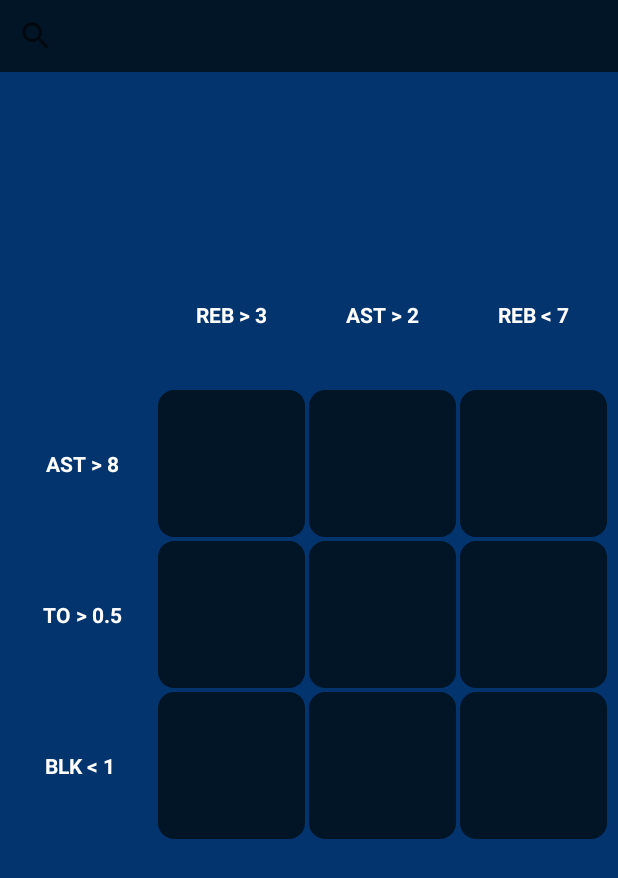
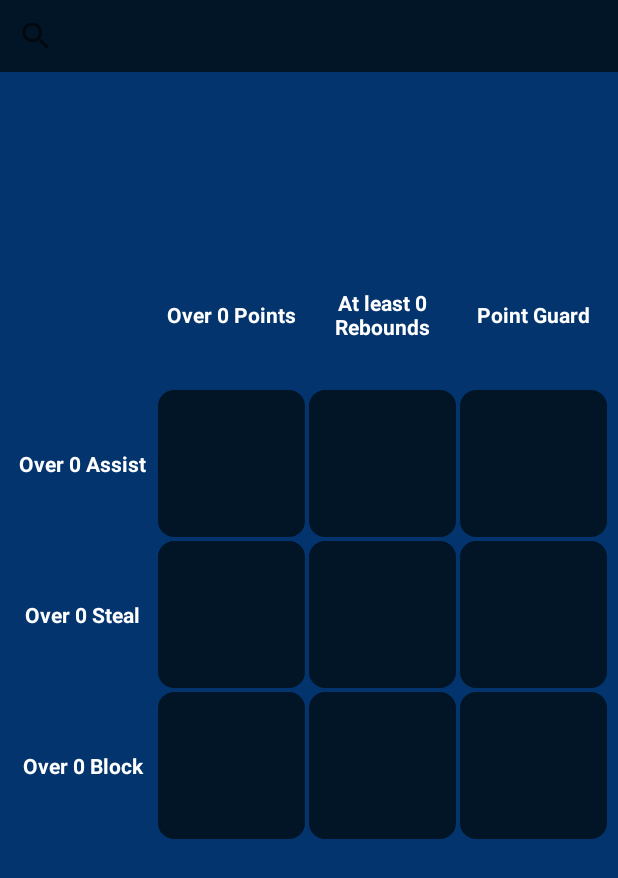
Before and after one commit to rkoum/Grid, an Android app: the screen it shows after launch (MainActivity), on a phone screen of 412 x 824 dp. Shown: the top 878 px of the screen. Run offline under Robolectric (Android 15) with nearby library versions, the phone set to English and light mode, and no system bars.

Commit message:
Gp update

```diff
--- a/app/src/main/java/com/example/grid/MainActivity.kt
+++ b/app/src/main/java/com/example/grid/MainActivity.kt
@@ -35,6 +35,7 @@ class MainActivity : AppCompatActivity() {
     private lateinit var imageButton7: ImageButton
     private lateinit var imageButton8: ImageButton
     private lateinit var imageButton9: ImageButton
+    private lateinit var replayButton: ImageButton
 
     private lateinit var conditionTextView1: TextView
     private lateinit var conditionTextView2: TextView
@@ -46,12 +47,12 @@ class MainActivity : AppCompatActivity() {
     private val foundPlayers: MutableList<String> = mutableListOf()
 
     // Define initial conditions
-    private var condition1 = "REB > 3"
-    private var condition2 = "AST > 2"
-    private var condition3 = "REB < 7"
-    private var conditionA = "AST > 8"
-    private var conditionB = "TO > 0.5"
-    private var conditionC = "BLK < 1 "
+    private var condition1 = "PTS > 0"
+    private var condition2 = "REB >= 0"
+    private var condition3 = "POS = 'PG'"
+    private var conditionA = "AST > 0"
+    private var conditionB = "STL > 0"       //"\"TO\" >= 2"
+    private var conditionC = "BLK > 0"
     private var queries: List<String> = listOf(
         "SELECT * FROM Players WHERE NAME = ? AND ${condition1} AND ${conditionA} ",
         "SELECT * FROM Players WHERE NAME = ? AND ${condition2} AND ${conditionA} ",
@@ -62,6 +63,17 @@ class MainActivity : AppCompatActivity() {
         "SELECT * FROM Players WHERE NAME = ? AND ${condition1} AND ${conditionC} ",
         "SELECT * FROM Players WHERE NAME = ? AND ${condition2} AND ${conditionC} ",
         "SELECT * FROM Players WHERE NAME = ? AND ${condition3} AND ${conditionC} "
+    )
+
+    val conditionMap: Map<String, String> = mapOf(
+        "PTS > 0" to "Over 0 Points",
+        "REB >= 0" to "At least 0 Rebounds",
+        "\"TO\" >= 0" to "At least 0 TO",
+        "BLK > 0" to "Over 0 Block",
+        "POS = 'PG'" to "Point Guard",
+        "STL > 0" to "Over 0 Steal",
+        "AST > 0" to "Over 0 Assist"
+
     )
 
     private var currentPage = 0
@@ -77,7 +89,8 @@ class MainActivity : AppCompatActivity() {
         suggestionsListView = findViewById(R.id.suggestionsListView)
         searchView.setBackgroundColor(Color.parseColor("#021526"))
 
-        val searchTextView = searchView.findViewById<TextView>(androidx.appcompat.R.id.search_src_text)
+        val searchTextView =
+            searchView.findViewById<TextView>(androidx.appcompat.R.id.search_src_text)
         searchTextView.setTextColor(Color.WHITE) // Set your desired text color
 
         imageButton1 = findViewById(R.id.imageButton1)
@@ -89,6 +102,7 @@ class MainActivity : AppCompatActivity() {
         imageButton7 = findViewById(R.id.imageButton7)
         imageButton8 = findViewById(R.id.imageButton8)
         imageButton9 = findViewById(R.id.imageButton9)
+        replayButton = findViewById(R.id.replayButton)
 
         // Find TextViews by their ID
         conditionTextView1 = findViewById(R.id.conditionTextView1)
@@ -98,17 +112,18 @@ class MainActivity : AppCompatActivity() {
         conditionTextViewB = findViewById(R.id.conditionTextViewB)
         conditionTextViewC = findViewById(R.id.conditionTextViewC)
 
+
         // Update TextViews with current conditions
         updateConditionTextViews()
     }
 
     private fun updateConditionTextViews() {
-        conditionTextView1.text = condition1
-        conditionTextView2.text = condition2
-        conditionTextView3.text = condition3
-        conditionTextViewA.text = conditionA
-        conditionTextViewB.text = conditionB
-        conditionTextViewC.text = conditionC
+        conditionTextView1.text = conditionMap[condition1] ?: "Unknown condition"
+        conditionTextView2.text = conditionMap[condition2] ?: "Unknown condition"
+        conditionTextView3.text = conditionMap[condition3] ?: "Unknown condition"
+        conditionTextViewA.text = conditionMap[conditionA] ?: "Unknown condition"
+        conditionTextViewB.text = conditionMap[conditionB] ?: "Unknown condition"
+        conditionTextViewC.text = conditionMap[conditionC] ?: "Unknown condition"
 
 
         adapter = PlayerCursorAdapter(this, null)
@@ -260,6 +275,44 @@ class MainActivity : AppCompatActivity() {
                         .into(imageButton)
                     searchView.setQuery("", false)
                     searchView.clearFocus()
+                    if (foundPlayers.size == 9) {
+                        Toast.makeText(this, "YOU WON", Toast.LENGTH_SHORT).show()
+                        imageButton1.isEnabled = false
+                        imageButton2.isEnabled = false
+                        imageButton3.isEnabled = false
+                        imageButton4.isEnabled = false
+                        imageButton5.isEnabled = false
+                        imageButton6.isEnabled = false
+                        imageButton7.isEnabled = false
+                        imageButton8.isEnabled = false
+                        imageButton9.isEnabled = false
+                        replayButton.visibility = ImageButton.VISIBLE
+                        replayButton.isEnabled = true
+
+                        replayButton.setOnClickListener {
+                            foundPlayers.clear()
+                            imageButton1.isEnabled = true
+                            imageButton2.isEnabled = true
+                            imageButton3.isEnabled = true
+                            imageButton4.isEnabled = true
+                            imageButton5.isEnabled = true
+                            imageButton6.isEnabled = true
+                            imageButton7.isEnabled = true
+                            imageButton8.isEnabled = true
+                            imageButton9.isEnabled = true
+                            Glide.with(this).clear(imageButton1)
+                            Glide.with(this).clear(imageButton2)
+                            Glide.with(this).clear(imageButton3)
+                            Glide.with(this).clear(imageButton4)
+                            Glide.with(this).clear(imageButton5)
+                            Glide.with(this).clear(imageButton6)
+                            Glide.with(this).clear(imageButton7)
+                            Glide.with(this).clear(imageButton8)
+                            Glide.with(this).clear(imageButton9)
+                            replayButton.visibility = ImageButton.INVISIBLE
+                            replayButton.isEnabled = false
+                        }
+                    }
                 } else {
                     searchView.setQuery("", false)
                     searchView.clearFocus()
--- a/app/src/main/res/layout/activity_main.xml
+++ b/app/src/main/res/layout/activity_main.xml
@@ -34,11 +34,11 @@
         android:alignmentMode="alignMargins"
         android:columnCount="4"
         android:rowCount="4"
-        app:layout_constraintTop_toBottomOf="@id/searchView"
         app:layout_constraintBottom_toBottomOf="parent"
-        app:layout_constraintStart_toStartOf="parent"
         app:layout_constraintEnd_toEndOf="parent"
         app:layout_constraintHorizontal_bias="0.5"
+        app:layout_constraintStart_toStartOf="parent"
+        app:layout_constraintTop_toBottomOf="@id/searchView"
         app:layout_constraintVertical_bias="0.3">
 
         <!-- First Row -->
@@ -51,14 +51,14 @@
             android:layout_rowWeight="1"
             android:layout_column="1"
             android:layout_columnWeight="1"
+            android:layout_margin="1dp"
+            android:background="@drawable/button_outline"
+            android:backgroundTint="#021526"
             android:contentDescription="@string/button1"
-            android:scaleType="fitCenter"
-            android:backgroundTint="#021526"
+
             android:padding="10dp"
 
-            android:layout_margin="1dp"
-
-            android:background="@drawable/button_outline"/>
+            android:scaleType="fitCenter" />
 
         <ImageButton
             android:id="@+id/imageButton2"
@@ -68,14 +68,14 @@
             android:layout_rowWeight="1"
             android:layout_column="2"
             android:layout_columnWeight="1"
+            android:layout_margin="1dp"
+            android:background="@drawable/button_outline"
+            android:backgroundTint="#021526"
             android:contentDescription="@string/button2"
-            android:scaleType="fitCenter"
-            android:backgroundTint="#021526"
+
             android:padding="10dp"
 
-            android:layout_margin="1dp"
-
-            android:background="@drawable/button_outline"/>
+            android:scaleType="fitCenter" />
 
         <ImageButton
             android:id="@+id/imageButton3"
@@ -85,14 +85,14 @@
             android:layout_rowWeight="1"
             android:layout_column="3"
             android:layout_columnWeight="1"
+            android:layout_margin="1dp"
+            android:background="@drawable/button_outline"
+            android:backgroundTint="#021526"
             android:contentDescription="@string/button3"
-            android:scaleType="fitCenter"
-            android:backgroundTint="#021526"
+
             android:padding="10dp"
 
-            android:layout_margin="1dp"
-
-            android:background="@drawable/button_outline"/>
+            android:scaleType="fitCenter" />
 
         <!-- Second Row -->
 
@@ -104,14 +104,14 @@
             android:layout_rowWeight="1"
             android:layout_column="1"
             android:layout_columnWeight="1"
+            android:layout_margin="1dp"
+            android:background="@drawable/button_outline"
+            android:backgroundTint="#021526"
             android:contentDescription="@string/button4"
-            android:scaleType="fitCenter"
-            android:backgroundTint="#021526"
+
             android:padding="10dp"
 
-            android:layout_margin="1dp"
-
-            android:background="@drawable/button_outline"/>
+            android:scaleType="fitCenter" />
 
         <ImageButton
             android:id="@+id/imageButton5"
@@ -121,14 +121,14 @@
             android:layout_rowWeight="1"
             android:layout_column="2"
             android:layout_columnWeight="1"
+            android:layout_margin="1dp"
+            android:background="@drawable/button_outline"
+            android:backgroundTint="#021526"
             android:contentDescription="@string/button5"
-            android:scaleType="fitCenter"
-            android:backgroundTint="#021526"
+
             android:padding="10dp"
 
-            android:layout_margin="1dp"
-
-            android:background="@drawable/button_outline"/>
+            android:scaleType="fitCenter" />
 
         <ImageButton
             android:id="@+id/imageButton6"
@@ -138,14 +138,14 @@
             android:layout_rowWeight="1"
             android:layout_column="3"
             android:layout_columnWeight="1"
+            android:layout_margin="1dp"
+            android:background="@drawable/button_outline"
+            android:backgroundTint="#021526"
             android:contentDescription="@string/button6"
-            android:scaleType="fitCenter"
-            android:backgroundTint="#021526"
+
             android:padding="10dp"
 
-            android:layout_margin="1dp"
-
-            android:background="@drawable/button_outline"/>
+            android:scaleType="fitCenter" />
 
         <!-- Third Row -->
 
@@ -157,14 +157,14 @@
             android:layout_rowWeight="1"
             android:layout_column="1"
             android:layout_columnWeight="1"
+            android:layout_margin="1dp"
+            android:background="@drawable/button_outline"
+            android:backgroundTint="#021526"
             android:contentDescription="@string/button7"
-            android:scaleType="fitCenter"
-            android:backgroundTint="#021526"
+
             android:padding="10dp"
 
-            android:layout_margin="1dp"
-
-            android:background="@drawable/button_outline"/>
+            android:scaleType="fitCenter" />
 
         <ImageButton
             android:id="@+id/imageButton8"
@@ -174,14 +174,14 @@
             android:layout_rowWeight="1"
             android:layout_column="2"
             android:layout_columnWeight="1"
+            android:layout_margin="1dp"
+            android:background="@drawable/button_outline"
+            android:backgroundTint="#021526"
             android:contentDescription="@string/button8"
-            android:scaleType="fitCenter"
-            android:backgroundTint="#021526"
+
             android:padding="10dp"
 
-            android:layout_margin="1dp"
-
-            android:background="@drawable/button_outline"/>
+            android:scaleType="fitCenter" />
 
         <ImageButton
             android:id="@+id/imageButton9"
@@ -191,14 +191,14 @@
             android:layout_rowWeight="1"
             android:layout_column="3"
             android:layout_columnWeight="1"
+            android:layout_margin="1dp"
+            android:background="@drawable/button_outline"
+            android:backgroundTint="#021526"
             android:contentDescription="@string/button9"
-            android:scaleType="fitCenter"
-            android:backgroundTint="#021526"
+
             android:padding="10dp"
 
-            android:layout_margin="1dp"
-
-            android:background="@drawable/button_outline"/>
+            android:scaleType="fitCenter" />
 
         <TextView
             android:id="@+id/conditionTextView1"
@@ -210,9 +210,9 @@
             android:layout_columnWeight="1"
             android:gravity="center"
             android:text="Condition 1"
-            android:textStyle="bold"
+            android:textColor="@color/white"
 
-            android:textColor="@color/white"/>
+            android:textStyle="bold" />
 
         <!-- Fourth Row -->
 
@@ -226,9 +226,9 @@
             android:layout_columnWeight="1"
             android:gravity="center"
             android:text="Condition 2"
-            android:textStyle="bold"
+            android:textColor="@color/white"
 
-            android:textColor="@color/white"/>
+            android:textStyle="bold" />
 
         <TextView
             android:id="@+id/conditionTextView3"
@@ -240,9 +240,9 @@
             android:layout_columnWeight="1"
             android:gravity="center"
             android:text="Condition 3"
-            android:textStyle="bold"
+            android:textColor="@color/white"
 
-            android:textColor="@color/white"/>
+            android:textStyle="bold" />
 
         <TextView
             android:id="@+id/conditionTextViewA"
@@ -254,9 +254,9 @@
             android:layout_columnWeight="1"
             android:gravity="center"
             android:text="Condition A"
-            android:textStyle="bold"
+            android:textColor="@color/white"
 
-            android:textColor="@color/white"/>
+            android:textStyle="bold" />
 
         <TextView
             android:id="@+id/conditionTextViewB"
@@ -268,9 +268,9 @@
             android:layout_columnWeight="1"
             android:gravity="center"
             android:text="Condition B"
-            android:textStyle="bold"
+            android:textColor="@color/white"
 
-            android:textColor="@color/white"/>
+            android:textStyle="bold" />
 
         <TextView
             android:id="@+id/conditionTextViewC"
@@ -282,11 +282,26 @@
             android:layout_columnWeight="1"
             android:gravity="center"
             android:text="Condition C"
-            android:textStyle="bold"
+            android:textColor="@color/white"
 
-            android:textColor="@color/white"/>
+
+            android:textStyle="bold" />
 
     </GridLayout>
 
+    <ImageButton
+        android:id="@+id/replayButton"
+        android:layout_width="82dp"
+        android:layout_height="74dp"
+        android:layout_marginTop="12dp"
+        android:backgroundTint="@android:color/transparent"
+        android:scaleType="centerInside"
+        android:visibility="invisible"
+        app:layout_constraintTop_toBottomOf="@+id/gridLayout"
+        app:srcCompat="@drawable/refresh_24dp_e8eaed_fill0_wght400_grad0_opsz24"
+        app:layout_constraintStart_toStartOf="parent"
+        app:layout_constraintEnd_toEndOf="parent"
+        app:layout_constraintHorizontal_bias="0.65"
+        />
 
 </androidx.constraintlayout.widget.ConstraintLayout>
```
Also changed, not shown: app/src/main/res/drawable/refresh_24dp_e8eaed_fill0_wght400_grad0_opsz24.png (added).
